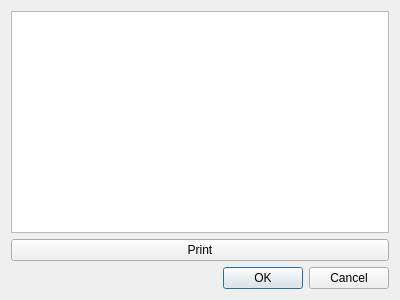
timsterzel/Ultimate-Label, file printshowdialog.ui: the form before one commit.
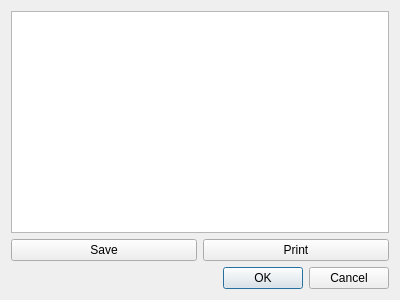
The form after the commit.

Commit message: Add functionality to save created file

```diff
--- a/printshowdialog.ui
+++ b/printshowdialog.ui
@@ -18,11 +18,22 @@
     <widget class="QTextEdit" name="textEditHtml"/>
    </item>
    <item>
+    <layout class="QHBoxLayout" name="horizontalLayout">
+     <item>
+      <widget class="QPushButton" name="pushButton">
+       <property name="text">
+        <string>Save</string>
+       </property>
+      </widget>
+     </item>
+     <item>
     <widget class="QPushButton" name="pushButton_print">
      <property name="text">
       <string>Print</string>
      </property>
     </widget>
+     </item>
+    </layout>
    </item>
    <item>
     <widget class="QDialogButtonBox" name="buttonBox">
```
Lines whose indentation alone changed are shown as unchanged. The commit also changes 2 other files.
